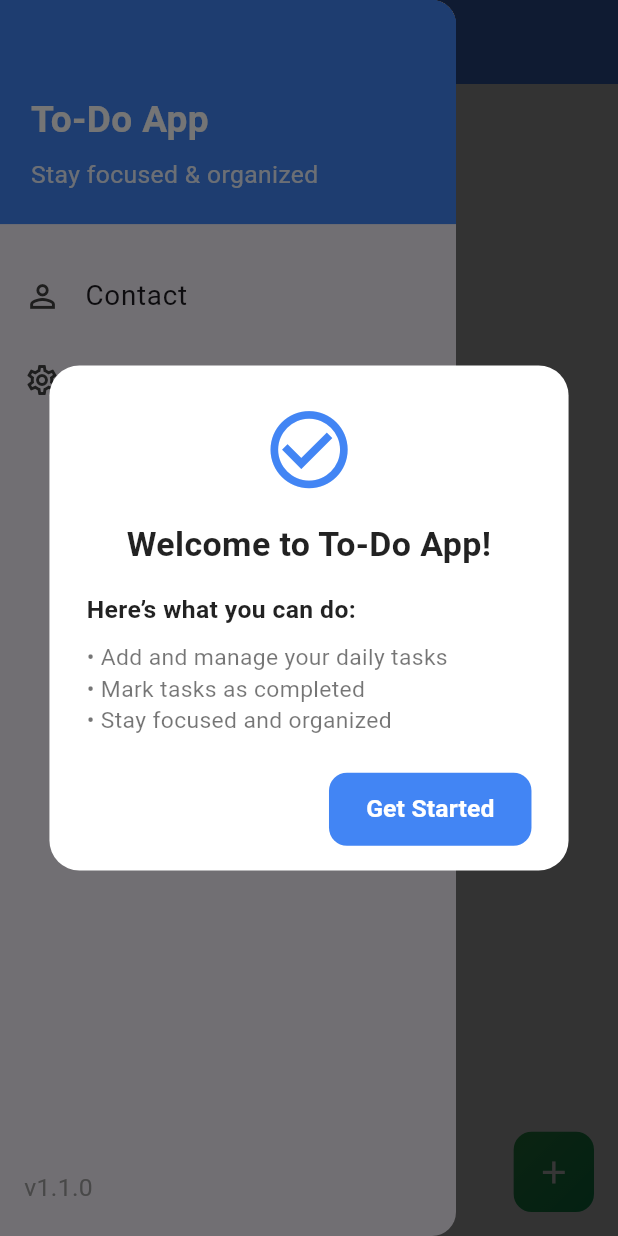
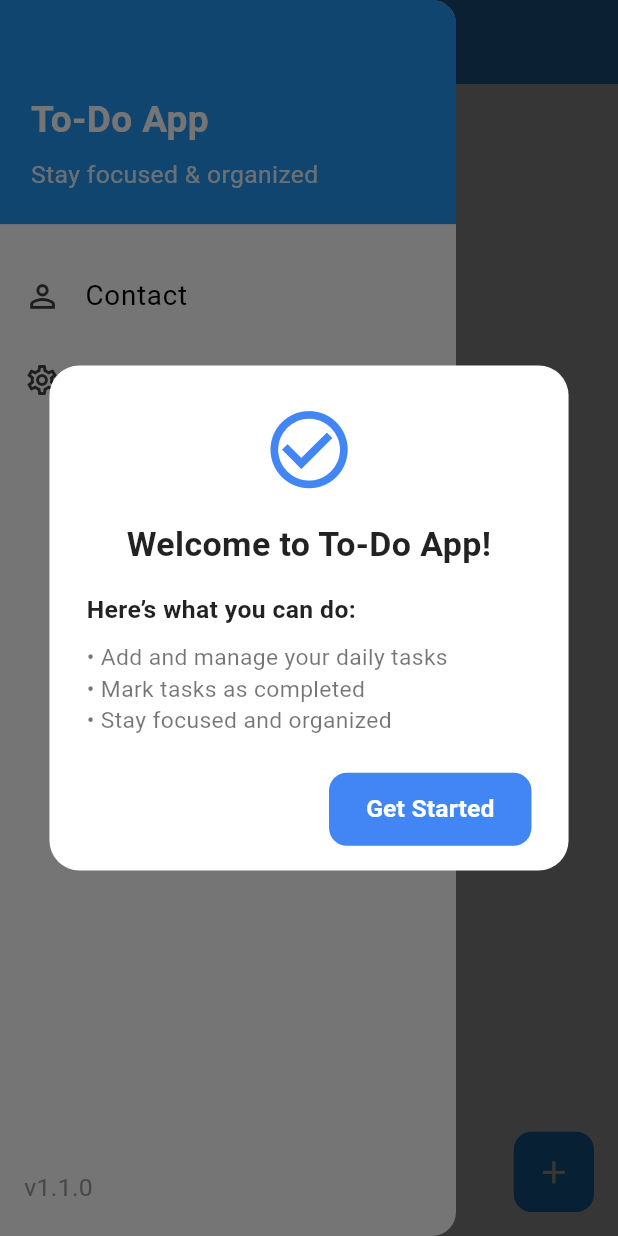
Before and after one commit to KiloMikeTango/flutter-todo-app, a Flutter app: the screen it shows after launch, in the side drawer, after a tap on the "menu" icon, on a phone screen of 412 x 824 dp. Run offline on Flutter 3.47's test engine with Material 3 defaults, Android fonts, the phone set to English and light mode, and no system bars; our stand-ins replace flutter_slidable, fluttertoast, hive_ce_flutter, shared_preferences; accounts and stored records are empty.

Commit message:
Working on themes

```diff
--- a/lib/main.dart
+++ b/lib/main.dart
@@ -2,6 +2,9 @@ import 'package:flutter/material.dart';
 import 'package:hive_ce_flutter/hive_flutter.dart';
 import 'package:to_do_app/colors/homepage_colors.dart';
 import 'package:to_do_app/pages/home_page.dart';
+import 'package:to_do_app/theme/theme.dart';
+import 'package:to_do_app/theme/theme_provider.dart';
+import 'package:provider/provider.dart';
 
 void main() async {
   //initialize the hive
@@ -21,15 +24,7 @@ class MyApp extends StatelessWidget {
       home: HomePage(),
       debugShowCheckedModeBanner: false,
 
-      theme: ThemeData(
-        primaryColor: primaryColor,
-        scaffoldBackgroundColor: backgroundColor,
-        floatingActionButtonTheme: FloatingActionButtonThemeData(),
-
-        // checkboxTheme: CheckboxThemeData(
-        //   fillColor: WidgetStateProperty.all(checkboxColor),
-        // ),
-      ),
+      theme: lightMode,
     );
   }
 }
--- a/lib/pages/home_page.dart
+++ b/lib/pages/home_page.dart
@@ -1,5 +1,5 @@
 import 'package:flutter/material.dart';
-import 'package:hive_ce_flutter/hive_flutter.dart';
+// import 'package:hive_ce_flutter/hive_flutter.dart';
 import 'package:shared_preferences/shared_preferences.dart';
 import 'package:to_do_app/data/database.dart';
 import 'package:to_do_app/util/dialog_box.dart';
@@ -48,8 +48,14 @@ class _HomePageState extends State<HomePage> {
         ScaffoldMessenger.of(context).showSnackBar(
           SnackBar(
             showCloseIcon: true,
-            backgroundColor: Colors.blue,
-            content: Text("Welcome back!", style: TextStyle(fontSize: 16.0)),
+            backgroundColor: Theme.of(context).colorScheme.surface,
+            content: Text(
+              "Welcome back!",
+              style: TextStyle(
+                fontSize: 16.0,
+                color: Theme.of(context).colorScheme.primary,
+              ),
+            ),
           ),
         );
       }
@@ -77,14 +83,18 @@ class _HomePageState extends State<HomePage> {
 
   //Delete task in a minute afer checkbox is checked
   Future deleteCheckedTask(int index) async {
-    Future.delayed(Duration(minutes: 1), () => deleteTask(index));
+    Future.delayed(Duration(seconds: 10), () => deleteTask(index));
     ScaffoldMessenger.of(context).showSnackBar(
       SnackBar(
         showCloseIcon: true,
-        backgroundColor: Colors.green,
+        closeIconColor: Theme.of(context).snackBarTheme.closeIconColor,
+        backgroundColor: Theme.of(context).snackBarTheme.backgroundColor,
         content: Text(
-          "Task will be deleted in a minute!",
-          style: TextStyle(fontSize: 16.0),
+          "Task will be deleted in 10 seconds!",
+          style: TextStyle(
+            fontSize: 16.0,
+            color: Theme.of(context).colorScheme.primary,
+          ),
         ),
       ),
     );
@@ -98,10 +108,14 @@ class _HomePageState extends State<HomePage> {
       ScaffoldMessenger.of(context).showSnackBar(
         SnackBar(
           showCloseIcon: true,
-          backgroundColor: Colors.red,
+          closeIconColor: Theme.of(context).snackBarTheme.closeIconColor,
+          backgroundColor: Theme.of(context).snackBarTheme.backgroundColor,
           content: Text(
             "Task can't be empty!",
-            style: TextStyle(fontSize: 17.0),
+            style: TextStyle(
+              fontSize: 17.0,
+              color: Theme.of(context).colorScheme.primary,
+            ),
           ),
         ),
       );
@@ -166,11 +180,13 @@ class _HomePageState extends State<HomePage> {
 
     final currentWidth = MediaQuery.of(context).size.height;
     return Scaffold(
+      backgroundColor: Theme.of(context).colorScheme.primary,
       // TO-DO-TILES app bar
       drawer: MyDrawer(),
+
       appBar: AppBar(
         centerTitle: true,
-        backgroundColor: Color(0xFF4285F4),
+        backgroundColor: Theme.of(context).colorScheme.surface,
         elevation: 4,
         iconTheme: IconThemeData(color: Colors.white),
         leading: Builder(
@@ -190,7 +206,7 @@ class _HomePageState extends State<HomePage> {
           "TO-DO-TILES",
           style: TextStyle(
             fontSize: screenWidth * 0.055,
-            color: Colors.white,
+            color: Theme.of(context).colorScheme.primary,
             fontWeight: FontWeight.bold,
             letterSpacing: 1.2,
           ),
@@ -203,11 +219,7 @@ class _HomePageState extends State<HomePage> {
         height: screenWidth * 0.13,
         decoration: BoxDecoration(
           borderRadius: BorderRadius.circular(12),
-          gradient: LinearGradient(
-            colors: [Color(0xFF34A853), Color(0xFF0F9D58)],
-            begin: Alignment.topLeft,
-            end: Alignment.bottomRight,
-          ),
+          color: Theme.of(context).colorScheme.surface,
         ),
         child: IconButton(
           icon: Icon(Icons.add, color: Colors.white, size: screenWidth * 0.06),
--- /dev/null
+++ b/lib/theme/theme.dart
@@ -0,0 +1,19 @@
+import 'package:flutter/material.dart';
+
+ThemeData lightMode = ThemeData(
+  brightness: Brightness.light,
+  snackBarTheme: SnackBarThemeData(
+    backgroundColor: Colors.red,
+    closeIconColor: Colors.white,
+  ),
+  iconTheme: IconThemeData(color: Colors.grey[800]),
+ primarySwatch: Colors.grey,
+
+  colorScheme: ColorScheme.light(
+    surface: Colors.blue,
+    primary: Colors.white,
+    secondary: Colors.black,
+  ),
+);
+
+ThemeData darkMode = ThemeData();
--- a/lib/util/drawer_homepage.dart
+++ b/lib/util/drawer_homepage.dart
@@ -1,5 +1,6 @@
 import 'package:flutter/material.dart';
 import 'package:fluttertoast/fluttertoast.dart';
+import 'package:to_do_app/pages/settings.dart';
 import 'package:url_launcher/url_launcher.dart';
 
 class MyDrawer extends StatelessWidget {
@@ -11,6 +12,7 @@ class MyDrawer extends StatelessWidget {
     double font = screenWidth * 0.045;
     double icon = screenWidth * 0.06;
     return Drawer(
+      backgroundColor: Theme.of(context).colorScheme.primary,
       child: Column(
         crossAxisAlignment: CrossAxisAlignment.start,
         children: [
@@ -23,7 +25,7 @@ class MyDrawer extends StatelessWidget {
               screenWidth * 0.05, // right = 5% of screen width
               screenWidth * 0.05, // bottom = 5% of screen width
             ),
-            color: Color(0xFF4285F4),
+            color: Theme.of(context).colorScheme.surface,
             child: Column(
               crossAxisAlignment: CrossAxisAlignment.start,
               children: [
@@ -53,9 +55,15 @@ class MyDrawer extends StatelessWidget {
             leading: Icon(
               Icons.person_outline,
               size: icon,
-              color: Colors.grey[800],
+              color: Theme.of(context).iconTheme.color,
             ),
-            title: Text('Contact', style: TextStyle(fontSize: font)),
+            title: Text(
+              'Contact',
+              style: TextStyle(
+                fontSize: font,
+                color: Theme.of(context).colorScheme.secondary,
+              ),
+            ),
             onTap: () {
               Fluttertoast.showToast(
                 backgroundColor: Colors.grey[700],
@@ -72,10 +80,23 @@ class MyDrawer extends StatelessWidget {
 
           //Settings
           ListTile(
-            leading: Icon(Icons.settings_outlined, color: Colors.grey[800]),
-            title: Text('Settings', style: TextStyle(fontSize: font)),
+            leading: Icon(
+              Icons.settings_outlined,
+              color: Theme.of(context).iconTheme.color,
+            ),
+            title: Text(
+              'Settings',
+              style: TextStyle(
+                fontSize: font,
+                color: Theme.of(context).colorScheme.secondary,
+              ),
+            ),
             onTap: () {
               Navigator.pop(context);
+              Navigator.push(
+                context,
+                MaterialPageRoute(builder: (context) => SettingsPage()),
+              );
             },
           ),
           Spacer(),
--- a/pubspec.yaml
+++ b/pubspec.yaml
@@ -18,6 +18,7 @@ dependencies:
   url_launcher: ^6.3.1
   shared_preferences: ^2.5.3
   fluttertoast: ^8.2.12
+  provider:
 
 dev_dependencies:
   flutter_test:
```
Also changed, not shown: lib/pages/settings.dart (added, +20 -0 lines), lib/theme/theme_provider.dart (added, +21 -0 lines), lib/util/toggle_theme.dart (added, +34 -0 lines), pubspec.lock.
